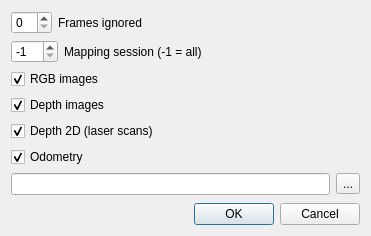
introlab/rtabmap, file guilib/src/ui/exportDialog.ui: the form before one commit.
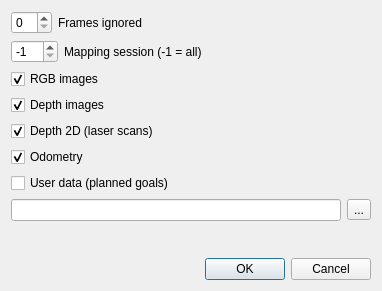
The form after the commit.

Commit message: DatabaseViewer: added exporting of a specific session with or without user_data. MainWindow: added action to send goal to rtabmap. Rtabmap: Saving goals in user_data of the current signature, modified parameter Mem/RehearsedNodesKept to Mem/NotLinkedNodesKept. DBReader: added sending goals when detected while playing back a database.

What changed in the file:
```diff
--- a/guilib/src/ui/exportDialog.ui
+++ b/guilib/src/ui/exportDialog.ui
@@ -6,8 +6,8 @@
    <rect>
     <x>0</x>
     <y>0</y>
-    <width>371</width>
-    <height>236</height>
+    <width>382</width>
+    <height>291</height>
    </rect>
   </property>
   <property name="windowTitle">
@@ -125,6 +125,16 @@
      </property>
     </widget>
    </item>
+   <item>
+    <widget class="QCheckBox" name="checkBox_userData">
+     <property name="text">
+      <string>User data (planned goals)</string>
+     </property>
+     <property name="checked">
+      <bool>false</bool>
+     </property>
+    </widget>
+   </item>
    <item>
     <layout class="QHBoxLayout" name="horizontalLayout">
      <item>
```
The commit also changes 24 other files.
